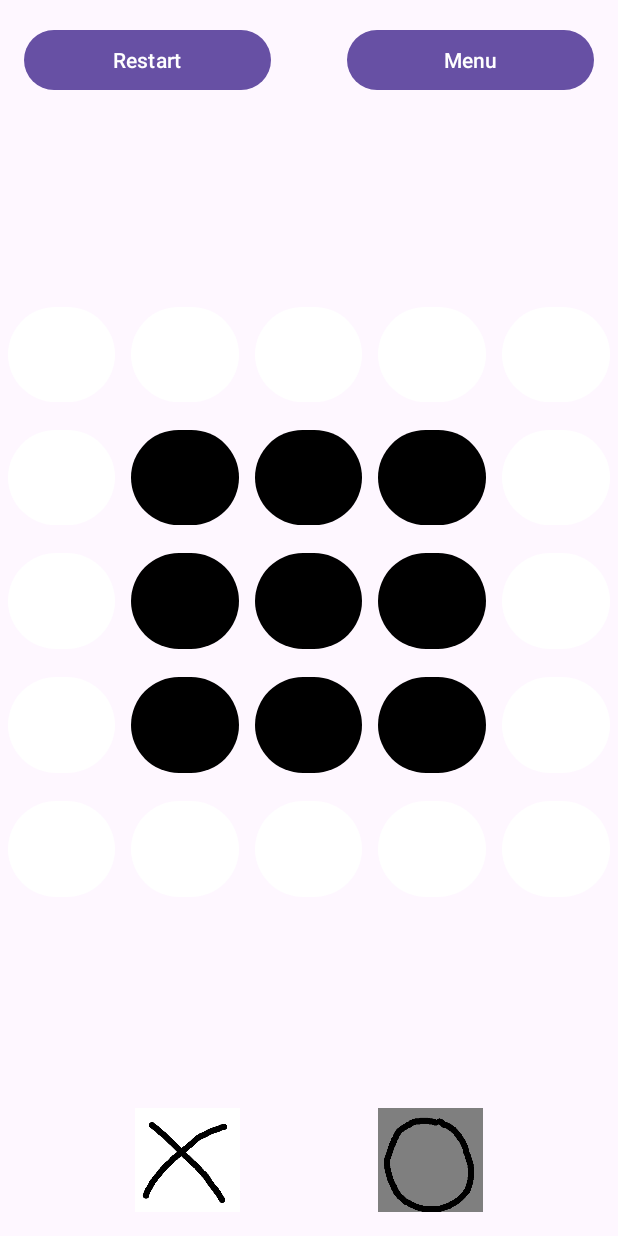
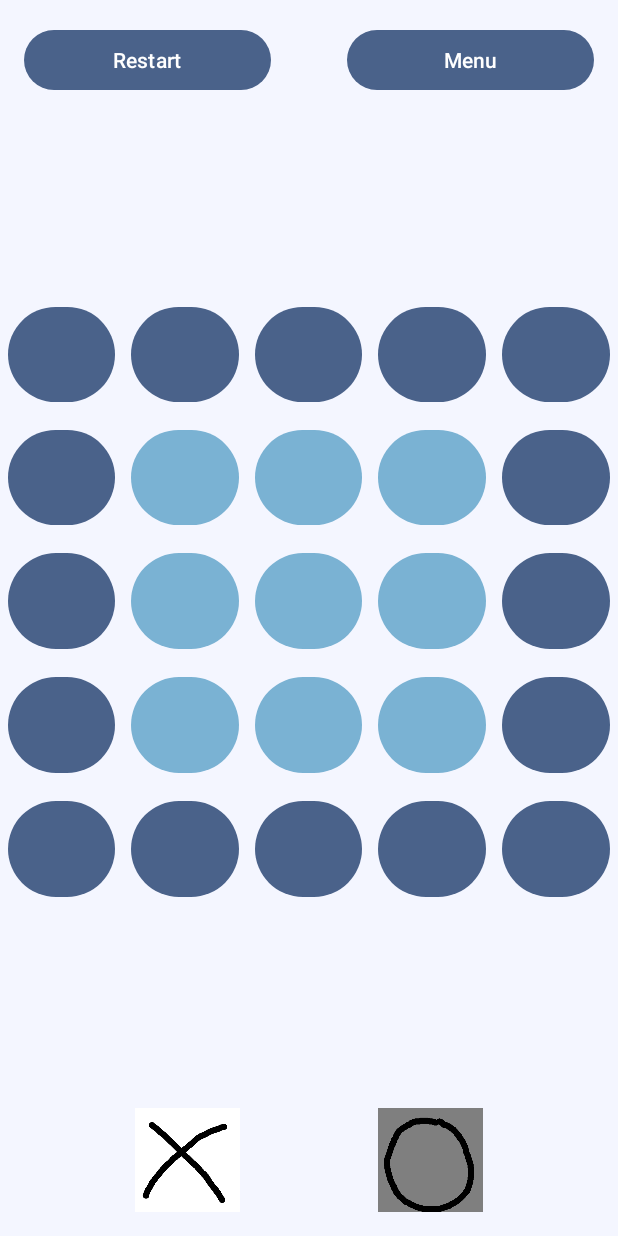
Before and after one commit to AleksandraTremba/Tic-Tac-Two-game, an Android app: the screen it shows after launch (MainActivity), on a phone screen of 412 x 824 dp. Run offline under Robolectric (Android 15) with nearby library versions, the phone set to English and light mode, and no system bars.

Commit message:
theme update

```diff
--- a/app/src/main/java/com/taltech/ee/tic_tac_two/MainActivity.kt
+++ b/app/src/main/java/com/taltech/ee/tic_tac_two/MainActivity.kt
@@ -2,6 +2,7 @@ package com.taltech.ee.tic_tac_two
 
 import android.content.Intent
 import android.os.Bundle
+import android.util.TypedValue
 import android.widget.Button
 import android.widget.ImageView
 import android.widget.Toast
@@ -139,9 +140,18 @@ class MainActivity : AppCompatActivity() {
     }
 
     private fun enable3x3CenterGrid() {
+        // Get the colors from the theme
+        val buttonColor = TypedValue().apply {
+            theme.resolveAttribute(com.google.android.material.R.attr.colorPrimary, this, true)
+        }.data
+
+        val buttonColorGrid = TypedValue().apply {
+            theme.resolveAttribute(com.google.android.material.R.attr.colorSecondary, this, true)
+        }.data
+
         for (button in buttonMap.values) {
             button.isClickable = false
-            button.setBackgroundColor(getColor(com.google.android.material.R.color.design_default_color_background))
+            button.setBackgroundColor(buttonColor)
         }
 
         // Calculate the center button's row and column
@@ -158,19 +168,28 @@ class MainActivity : AppCompatActivity() {
                 val buttonTag = row * 5 + col + 1
                 buttonMap[buttonTag]?.apply {
                     isClickable = true
-                    setBackgroundColor(getColor(R.color.black))
+                    setBackgroundColor(buttonColorGrid)
                 }
             }
         }
     }
 
 
+
     private fun enable3x3Grid(tag: Int) {
+        val buttonColor = TypedValue().apply {
+            theme.resolveAttribute(com.google.android.material.R.attr.colorPrimary, this, true)
+        }.data
+
+        val buttonColorGrid = TypedValue().apply {
+            theme.resolveAttribute(com.google.android.material.R.attr.colorSecondary, this, true)
+        }.data
+
         currentGridCenter = tag
         // First, disable all buttons
         for (button in buttonMap.values) {
             button.isClickable = false
-            button.setBackgroundColor(getColor(com.google.android.material.R.color.design_default_color_background))
+            button.setBackgroundColor(buttonColor)
         }
         var centerTag = when (tag) {
             1, 2, 6 -> 7
@@ -200,7 +219,7 @@ class MainActivity : AppCompatActivity() {
                 buttonMap[buttonTag]?.apply {
                     isClickable = true
                     // Change the button color to the "enabled" color
-                    setBackgroundColor(getColor(R.color.black))
+                    setBackgroundColor(buttonColorGrid)
                 }
             }
         }
--- a/app/src/main/res/layout/activity_main.xml
+++ b/app/src/main/res/layout/activity_main.xml
@@ -52,7 +52,8 @@
             android:layout_gravity="fill"
             android:layout_margin="5dp"
             android:tag="1"
-            android:text="" />
+            android:text=""
+            />
 
         <Button
             android:id="@+id/game_button2"
--- a/app/src/main/res/layout/activity_menu.xml
+++ b/app/src/main/res/layout/activity_menu.xml
@@ -13,8 +13,6 @@
         android:layout_margin="32dp"
         android:padding="24dp"
         android:strokeWidth="3"
-        android:strokeColor="@android:color/black"
-        app:cardBackgroundColor="@android:color/white"
         app:cardCornerRadius="24dp"
         app:cardElevation="8dp"
         app:layout_constraintBottom_toBottomOf="parent"
--- a/app/src/main/res/layout/activity_settings.xml
+++ b/app/src/main/res/layout/activity_settings.xml
@@ -11,7 +11,6 @@
         android:layout_width="342dp"
         android:layout_height="639dp"
         android:layout_margin="32dp"
-        app:cardBackgroundColor="@android:color/white"
         app:cardCornerRadius="24dp"
         app:cardElevation="8dp"
         app:layout_constraintBottom_toBottomOf="parent"
--- a/app/src/main/res/layout/activity_stats.xml
+++ b/app/src/main/res/layout/activity_stats.xml
@@ -12,7 +12,6 @@
         android:layout_width="342dp"
         android:layout_height="639dp"
         android:layout_margin="32dp"
-        app:cardBackgroundColor="@android:color/white"
         app:cardCornerRadius="24dp"
         app:cardElevation="8dp"
         app:layout_constraintBottom_toBottomOf="parent"
--- a/app/src/main/res/values-night/themes.xml
+++ b/app/src/main/res/values-night/themes.xml
@@ -1,7 +1,29 @@
 <resources xmlns:tools="http://schemas.android.com/tools">
-    <!-- Base application theme. -->
+    <!-- Base application theme for dark mode. -->
     <style name="Base.Theme.Tictactwo" parent="Theme.Material3.DayNight.NoActionBar">
         <!-- Customize your dark theme here. -->
-        <!-- <item name="colorPrimary">@color/my_dark_primary</item> -->
+        <item name="android:windowBackground">@color/colorBackgroundDark</item>
+        <item name="colorPrimary">@color/colorButtonDark</item>
+        <item name="colorOnPrimary">@color/white</item>
+        <item name="colorSecondary">@color/colorButtonGridDark</item>
+        <item name="colorOnSecondary">@color/white</item>
+        <item name="android:textColor">@color/colorTextDark</item>
+        <item name="android:buttonStyle">@style/MyButtonDark</item>
+        <item name="colorSurface">@color/colorCardBackground</item>
+        <item name="cardViewStyle">@style/MyCardView</item>
+        <!-- Custom button style -->
+    </style>
+
+    <style name="Theme.Tictactwo" parent="Base.Theme.Tictactwo">
+        <!-- Additional customizations for the dark theme can go here -->
+    </style>
+
+    <style name="MyCardView" parent="Widget.MaterialComponents.CardView">
+        <item name="cardBackgroundColor">@color/colorCardBackgroundDark</item>
+    </style>
+
+    <style name="MyButtonDark">
+        <item name="android:background">@color/colorButtonDark</item>
+        <item name="android:textColor">@color/colorTextDark</item>
     </style>
 </resources>
--- a/app/src/main/res/values/colors.xml
+++ b/app/src/main/res/values/colors.xml
@@ -3,4 +3,17 @@
     <color name="black">#FF000000</color>
     <color name="white">#FFFFFFFF</color>
 
+    <color name="colorBackground">#F4F6FF</color>
+    <color name="colorText">#4A628A</color>
+    <color name="colorButton">#4A628A</color>
+    <color name="colorButtonGrid">#7AB2D3</color>
+
+    <color name="colorBackgroundDark">#070F2B</color>
+    <color name="colorTextDark">#1B1A55</color>
+    <color name="colorButtonDark">#1B1A55</color>
+    <color name="colorButtonGridDark">#535C91</color>
+
+    <color name="colorCardBackground">#d3e5f0</color>
+    <color name="colorCardBackgroundDark">#535C91</color>
+
 </resources>
--- a/app/src/main/res/values/themes.xml
+++ b/app/src/main/res/values/themes.xml
@@ -1,8 +1,28 @@
 <resources xmlns:tools="http://schemas.android.com/tools">
     <!-- Base application theme. -->
     <style name="Base.Theme.Tictactwo" parent="Theme.Material3.DayNight.NoActionBar">
-
+        <item name="android:windowBackground">@color/colorBackground</item>
+        <item name="colorPrimary">@color/colorButton</item>
+        <item name="colorOnPrimary">@color/white</item>
+        <item name="colorSecondary">@color/colorButtonGrid</item>
+        <item name="colorOnSecondary">@color/black</item>
+        <item name="android:textColor">@color/colorText</item>
+        <item name="android:buttonStyle">@style/MyButton</item>
+        <item name="cardViewStyle">@style/MyCardView</item>
+        <!-- Custom button style -->
     </style>
 
-    <style name="Theme.Tictactwo" parent="Base.Theme.Tictactwo" />
+    <style name="Theme.Tictactwo" parent="Base.Theme.Tictactwo">
+        <!-- Additional customizations for the main theme can go here -->
+    </style>
+
+    <!-- Custom CardView style -->
+    <style name="MyCardView" parent="Widget.MaterialComponents.CardView">
+        <item name="cardBackgroundColor">@color/colorCardBackground</item>
+    </style>
+
+    <style name="MyButton">
+        <item name="android:background">@color/colorButton</item>
+        <item name="android:textColor">@color/colorText</item>
+    </style>
 </resources>
```
